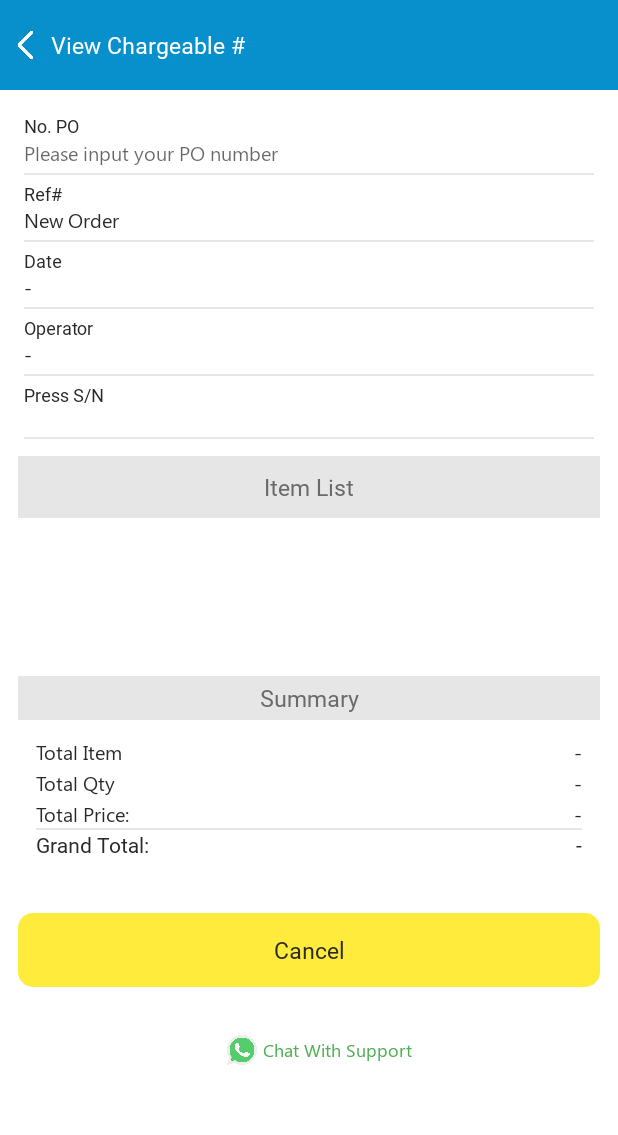
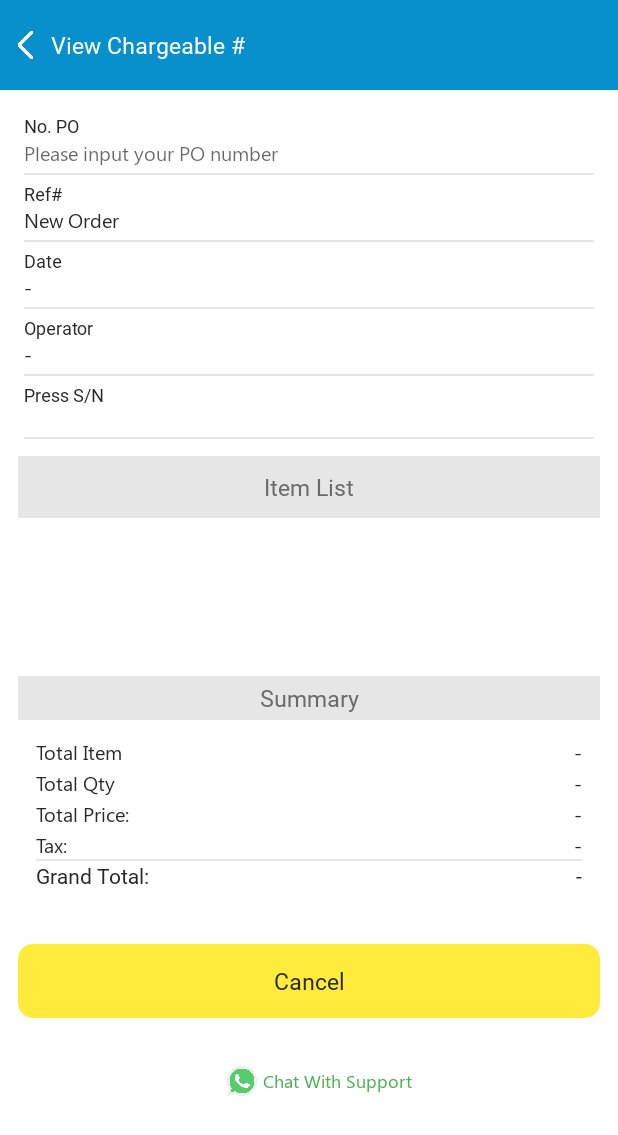
Before and after one commit to rianhendri/smartcarecenter_2022, an Android app: the AddDetailsPoView screen opened directly, with no data from a screen before it, on a phone screen of 412 x 824 dp. Shown: the top 1135 px of the screen. Run offline under Robolectric (Android 15) with nearby library versions, the phone set to English and light mode, and no system bars; our stand-ins replace Firebase (no records; nobody signed in at launch, a user with empty details on screens opened directly); Roboto replaces fonts that are not available here; 2 statements that could not run were skipped.

Commit message:
Penamabhan taxe pada Chargeable

```diff
--- a/app/src/main/java/com/smartcarecenter/AddDetailsPoView.java
+++ b/app/src/main/java/com/smartcarecenter/AddDetailsPoView.java
@@ -38,6 +38,8 @@ import com.smartcarecenter.apihelper.IRetrofit;
 import com.smartcarecenter.apihelper.ServiceGenerator;
 
 import java.lang.reflect.Type;
+import java.text.DecimalFormat;
+import java.text.NumberFormat;
 import java.text.ParseException;
 import java.text.SimpleDateFormat;
 import java.util.ArrayList;
@@ -55,6 +57,8 @@ public class AddDetailsPoView extends AppCompatActivity {
     String MhaveToUpdate = "";
     String MsessionExpired = "";
     String akunid = "";
+    double tax = 0;
+    String taxname = "";
     Boolean internet = false;
     boolean installed= true;
     ProgressDialog loading;
@@ -188,6 +192,9 @@ public class AddDetailsPoView extends AppCompatActivity {
 
         SharedPreferences sharedPreferences = getSharedPreferences("SESSION_ID",MODE_PRIVATE);
         sesionid_new = sharedPreferences.getString("session_id", "");
+        SharedPreferences taxes = getSharedPreferences("Tax",MODE_PRIVATE);
+        tax = taxes.getInt("tax", 0);
+        taxname = taxes.getString("taxename","");
 
     }
     public void sesionid() {
@@ -236,6 +243,12 @@ public class AddDetailsPoView extends AppCompatActivity {
                 if (statusnya.equals("OK")) {
                     sesionid();
                     JsonObject data = homedata.getAsJsonObject("data");
+                    tax = data.get("totalTax").getAsDouble();
+                    Locale localeID = new Locale("in", "ID");
+                    final DecimalFormat formatRupiah = (DecimalFormat) NumberFormat.getNumberInstance(localeID);
+                    mtax.setText(String.valueOf(formatRupiah.format(tax)));
+                    mtotalprice.setText(String.valueOf(formatRupiah.format(data.get("totalPrice").getAsDouble())));
+                    mgrandtotal.setText(String.valueOf(formatRupiah.format(data.get("grandTotal").getAsDouble())));
                     loading.dismiss();
 
                     listsn=data.getAsJsonArray("pressList");
--- a/app/src/main/java/com/smartcarecenter/Add_Po_Rewuest_View/Add_po_req_adapterView.java
+++ b/app/src/main/java/com/smartcarecenter/Add_Po_Rewuest_View/Add_po_req_adapterView.java
@@ -106,9 +106,9 @@ extends RecyclerView.Adapter<Add_po_req_adapterView.Myviewholder> {
             totalprice +=addFoclistreq.get(x).getTotalPrice();
             mtotalqty.setText(String.valueOf(totalqty));
             mtotalprice.setText("Rp."+ " "+String.valueOf(formatRupiah.format(totalprice)));
-            double taxnya = totalprice*10/100;
-            mtax.setText("Rp."+ " "+String.valueOf(formatRupiah.format(taxnya)));
-            mgrandtotal.setText("Rp."+ " "+String.valueOf(formatRupiah.format(totalprice)));
+//            double taxnya = totalprice*10/100;
+//            mtax.setText("Rp."+ " "+String.valueOf(formatRupiah.format(taxnya)));
+//            mgrandtotal.setText("Rp."+ " "+String.valueOf(formatRupiah.format(totalprice)));
         }
         myviewholder.mimg.setOnClickListener(new View.OnClickListener() {
             @Override
--- a/app/src/main/res/layout/activity_add_details_po.xml
+++ b/app/src/main/res/layout/activity_add_details_po.xml
@@ -433,13 +433,14 @@
                     </LinearLayout>
 
                     <LinearLayout
-                        android:visibility="gone"
+                        android:visibility="visible"
                         android:layout_width="match_parent"
                         android:layout_height="wrap_content"
                         android:orientation="horizontal"
                         android:layout_marginTop="2dp">
 
                         <TextView
+                            android:id="@+id/labeltax"
                             android:layout_width="wrap_content"
                             android:layout_height="wrap_content"
                             android:fontFamily="@font/segoeui"
--- a/app/src/main/res/layout/activity_add_details_po_view.xml
+++ b/app/src/main/res/layout/activity_add_details_po_view.xml
@@ -474,13 +474,14 @@
                     </LinearLayout>
 
                     <LinearLayout
-                        android:visibility="gone"
+                        android:visibility="visible"
                         android:layout_width="match_parent"
                         android:layout_height="wrap_content"
                         android:orientation="horizontal"
                         android:layout_marginTop="2dp">
 
                         <TextView
+                            android:id="@+id/labeltax"
                             android:layout_width="wrap_content"
                             android:layout_height="wrap_content"
                             android:fontFamily="@font/segoeui"
```
Also changed, not shown: app/src/main/java/com/smartcarecenter/AddDetailsPo.java (+8 -1 lines), app/src/main/java/com/smartcarecenter/Add_Po_Request/Add_po_req_adapter.java (+8 -6 lines), app/src/main/java/com/smartcarecenter/Dashboard.java (+8 -0 lines).
